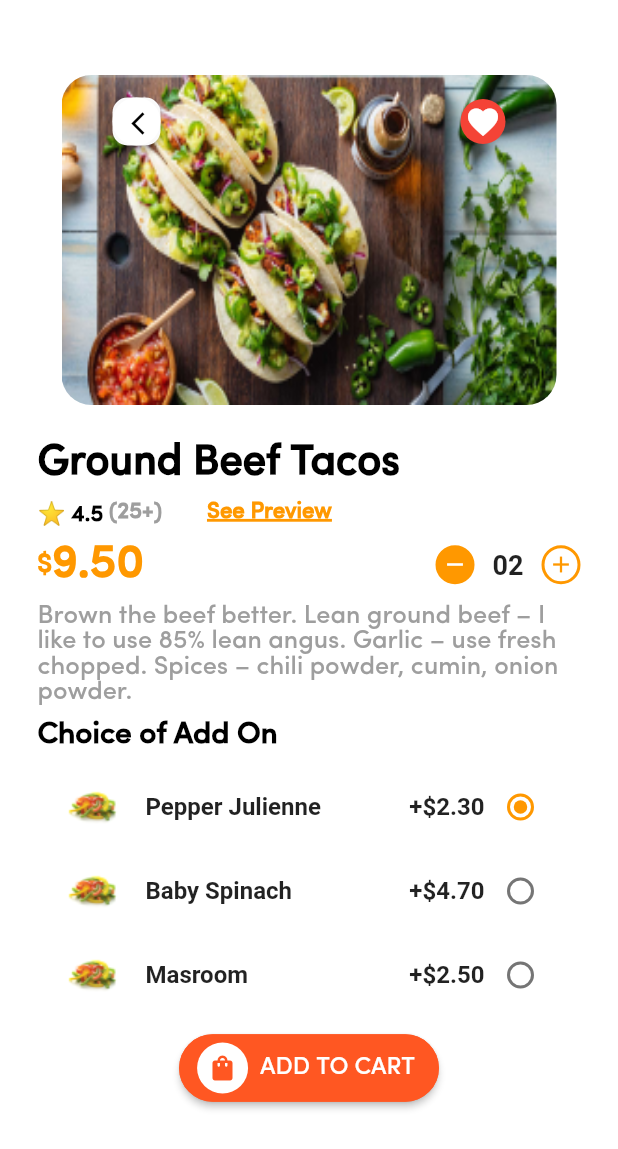
After one commit to gendy3010/Food_Hub, a Flutter app: the screen it shows after launch, after a tap on "4.5 ⭐", on a phone screen of 412 x 824 dp. The commit adds this screen. Shown: the top 1149 px of the screen. Run offline on Flutter 3.47's test engine with Material 2 defaults, Android fonts, the phone set to English and light mode, and no system bars; our stand-ins replace modal_progress_hud_nsn.

Commit message:
Food Details Screen

```diff
--- a/lib/Modules/Cart Screen.dart
+++ b/lib/Modules/Cart Screen.dart
@@ -1,4 +1,7 @@
 import 'package:flutter/material.dart';
+
+import '../Widgets/Counter Button.dart';
+import 'Side Menu.dart';
 
 class CartScreen extends StatefulWidget {
   const CartScreen({super.key});
@@ -28,13 +31,16 @@ class _CartScreenState extends State<CartScreen> {
 
   @override
   Widget build(BuildContext context) {
+
     return Scaffold(
       backgroundColor: Colors.white,
-      body: Column(
+      body: SingleChildScrollView(
+        scrollDirection: Axis.vertical,
+        child: Column(
           mainAxisAlignment: MainAxisAlignment.start,
           children: [
             Padding(
-            padding: const EdgeInsets.symmetric(vertical: 15,horizontal: 10),
+              padding: const EdgeInsets.symmetric(vertical: 30,horizontal: 10),
               child: Row(
                 children: [
                   Material(
@@ -46,6 +52,10 @@ class _CartScreenState extends State<CartScreen> {
                         borderRadius: BorderRadius.circular(16),
                       ),
                       child: IconButton(onPressed: (){
+                        Navigator.push(
+                            context,
+                            MaterialPageRoute(builder: (context) => SideMenu()));
+
                       },
                           icon: Icon(Icons.arrow_back_ios_new
                             ,color: Colors.black,)),
@@ -122,7 +132,7 @@ class _CartScreenState extends State<CartScreen> {
                           ),
                         ),
                         SizedBox(width: 100,),
-                      _buildButton(Icons.remove, _decrement, !_isIncrementing),
+                        buildButton(Icons.remove, _decrement, !_isIncrementing),
                         Padding(
                           padding: const EdgeInsets.symmetric(horizontal: 12.0),
                           child: Text(
@@ -133,7 +143,7 @@ class _CartScreenState extends State<CartScreen> {
                             ),
                           ),
                         ),
-                      _buildButton(Icons.add, _increment, _isIncrementing),
+                        buildButton(Icons.add, _increment, _isIncrementing),
                       ],
                     ),
 
@@ -157,7 +167,7 @@ class _CartScreenState extends State<CartScreen> {
                         Column(
                           crossAxisAlignment: CrossAxisAlignment.start,
                           children: [
-                          Text('Red n Hot Pizza',
+                            Text('Greek Salad',
                               textAlign: TextAlign.left,
                               style: TextStyle(
                                 fontWeight: FontWeight.bold,
@@ -166,7 +176,7 @@ class _CartScreenState extends State<CartScreen> {
                                 fontSize: 22,
                               ),
                             ),
-                          Text('Spicy chicken,beef',
+                            Text('with baked salmon',
                               textAlign: TextAlign.left,
                               style: TextStyle(
                                 color: Colors.grey,
@@ -197,7 +207,7 @@ class _CartScreenState extends State<CartScreen> {
                           ),
                         ),
                         SizedBox(width: 100,),
-                      _buildButton(Icons.remove, _decrement, !_isIncrementing),
+                        buildButton(Icons.remove, _decrement, !_isIncrementing),
                         Padding(
                           padding: const EdgeInsets.symmetric(horizontal: 12.0),
                           child: Text(
@@ -208,7 +218,7 @@ class _CartScreenState extends State<CartScreen> {
                             ),
                           ),
                         ),
-                      _buildButton(Icons.add, _increment, _isIncrementing),
+                        buildButton(Icons.add, _increment, _isIncrementing),
                       ],
                     ),
 
@@ -456,22 +466,12 @@ class _CartScreenState extends State<CartScreen> {
                     fontSize: 15,
                   ),
                 )),
+            SizedBox(
+              height: 50,
+            ),
+
           ],
         ),
-    );
-  }
-  Widget _buildButton(IconData icon, VoidCallback onPressed, bool isActive) {
-    return InkWell(
-      onTap: onPressed,
-      borderRadius: BorderRadius.circular(30),
-      child: Container(
-        padding: const EdgeInsets.all(2),
-        decoration: BoxDecoration(
-          shape: BoxShape.circle,
-          color: isActive ? Colors.orange : Colors.white,
-          border: Border.all(color: Colors.orange, width: 2),
-        ),
-        child: Icon(icon, color: isActive ? Colors.white : Colors.orange,size: 18,),
       ),
     );
   }
--- /dev/null
+++ b/lib/Modules/Food Details.dart
@@ -0,0 +1,251 @@
+import 'package:flutter/material.dart';
+import 'package:food_hub/Widgets/Ingredient%20Selection.dart';
+
+import '../Widgets/Counter Button.dart';
+class FoodDetailsScreen extends StatefulWidget {
+  const FoodDetailsScreen({super.key});
+
+  @override
+  State<FoodDetailsScreen> createState() => _FoodDetailsScreenState();
+}
+
+class _FoodDetailsScreenState extends State<FoodDetailsScreen> {
+  int _counter = 2;
+  bool _isIncrementing = false;
+  void _increment() {
+    setState(() {
+      _counter++;
+      _isIncrementing = true;
+    });
+  }
+  void _decrement() {
+    if (_counter > 0) {
+      setState(() {
+        _counter--;
+        _isIncrementing = false;
+      });
+    }
+  }
+
+
+  @override
+  Widget build(BuildContext context) {
+    return Scaffold(
+      backgroundColor: Colors.white,
+      body: Padding(
+        padding: const EdgeInsets.symmetric(horizontal: 25,vertical: 25),
+        child: SingleChildScrollView(
+          scrollDirection: Axis.vertical,
+          child: Column(
+            crossAxisAlignment: CrossAxisAlignment.start,
+            mainAxisAlignment: MainAxisAlignment.start,
+            children: [
+              Stack(
+                children: [
+                  Padding(
+                    padding: const EdgeInsets.symmetric(vertical: 25),
+                    child: Center(
+                      child: Container(
+                        decoration: BoxDecoration(
+                          borderRadius: BorderRadius.circular(20),
+                        ),
+                        clipBehavior: Clip.antiAliasWithSaveLayer,
+                        child: Image.asset(
+                            'assets/images/image 57.png', height: 220, width: 330, fit: BoxFit.fill),
+                      ),
+                    ),
+                  ),
+                  Padding(
+                    padding: const EdgeInsets.only(top: 40,left: 10),
+                    child: Row(
+                      mainAxisAlignment: MainAxisAlignment.center,
+                      children: [
+                        GestureDetector(
+                          onTap: (){
+                            Navigator.pop(context);
+                          },
+                          child: Material(
+                            borderRadius: BorderRadius.circular(10),
+                            elevation: 2,
+                            child: Container(
+                              height: 32,
+                              width: 32,
+                              decoration: BoxDecoration(
+                                color: Colors.white,
+                                borderRadius: BorderRadius.circular(16),
+                              ),
+                              child: IconButton(onPressed: (){},
+                                  icon: Icon(Icons.arrow_back_ios_new,size: 18
+                                    ,color: Colors.black,)),
+                            ),
+                          ),
+                        ),
+                        SizedBox(width: 200,),
+                        Padding(
+                          padding: const EdgeInsets.only(right: 10),
+                          child: Container(
+                            height: 30,
+                            width: 30,
+                            decoration: BoxDecoration(
+                                color: Colors.red,
+                                borderRadius: BorderRadius.circular(50)
+                            ),
+                            child: Icon(Icons.favorite,color: Colors.white,),
+                          ),
+                        ),
+                      ],
+                    ),
+                  ),
+                ],
+              ),
+              Text('Ground Beef Tacos',
+                textAlign: TextAlign.left,
+                style: TextStyle(
+                  color: Colors.black,
+                  fontFamily: 'Sofia',
+                  fontSize: 28,
+                  fontWeight: FontWeight.bold,
+                ),
+              ),
+              SizedBox(
+                height: 10,),
+              Row(
+                mainAxisAlignment: MainAxisAlignment.start,
+                children: [
+                  Text(
+                    "⭐ 4.5 ",
+                    style: TextStyle(
+                        color: Colors.black,
+                        fontSize: 15,
+                        fontWeight: FontWeight.bold,
+                        fontFamily: "Sofia"),
+                  ),
+                  Text(
+                    "(25+)",
+                    style: TextStyle(
+                        color: Colors.grey,
+                        fontSize: 15,
+                        fontWeight: FontWeight.bold,
+                        fontFamily: "Sofia"),
+                  ),
+                  SizedBox(width: 30,),
+                  GestureDetector(
+                    child: Text(
+                      "See Preview",
+                      style: TextStyle(
+                          decoration: TextDecoration.underline,
+                          decorationColor: Colors.orange,
+                          decorationThickness: 2.5,
+                          color: Colors.orange,
+                          fontSize: 15,
+                          fontWeight: FontWeight.bold,
+                          fontFamily: "Sofia"),
+                    ),
+                  ),
+
+
+                ],
+              ),
+              SizedBox(
+                height: 10,),
+              Row(
+
+                children: [
+                  Text(r'$',
+                    textAlign: TextAlign.left,
+                    style: TextStyle(
+                      color: Colors.orange,
+                      fontWeight: FontWeight.bold,
+                      fontFamily: 'Sofia',
+                      fontSize: 17,
+                    ),
+                  ),
+                  Text('9.50',
+                    textAlign: TextAlign.left,
+                    style: TextStyle(
+                      color: Colors.orange,
+                      fontWeight: FontWeight.bold,
+                      fontFamily: 'Sofia',
+                      fontSize: 31,
+                    ),
+                  ),
+                 Spacer(),
+                  buildButton(Icons.remove, _decrement, !_isIncrementing),
+                  Padding(
+                    padding: const EdgeInsets.symmetric(horizontal: 12.0),
+                    child: Text(
+                      _counter.toString().padLeft(2, '0'),
+                      style: const TextStyle(
+                        fontSize: 18,
+                        fontWeight: FontWeight.bold,
+                      ),
+                    ),
+                  ),
+                  buildButton(Icons.add, _increment, _isIncrementing),
+                ],
+              ),
+              SizedBox(
+                height: 10,),
+              Text(
+                'Brown the beef better. Lean ground beef – I like to use 85% lean angus. Garlic – use fresh  chopped. Spices – chili powder, cumin, onion powder.',
+                textAlign: TextAlign.left,
+                style: TextStyle(
+                  color: Colors.grey,
+                  fontFamily: 'Sofia',
+                  fontSize: 17,
+                ),
+              ),
+              SizedBox(
+                height: 10,),
+              Text('Choice of Add On',
+                textAlign: TextAlign.left,
+                style: TextStyle(
+                  color: Colors.black,
+                  fontFamily: 'Sofia',
+                  fontSize: 20,
+                  fontWeight: FontWeight.bold,
+                ),
+              ),
+              SizedBox(
+                height: 10,),
+              IngredientSelection(),
+              SizedBox(
+                height: 10,),
+              Center(
+                child: ElevatedButton.icon(
+                  onPressed: (){},
+                  icon: CircleAvatar(
+                    radius:17,
+                    backgroundColor: Colors.white,
+                    child: Icon(
+                      Icons.shopping_bag,
+                      color: Colors.deepOrange,
+                      size: 20,
+                    ),
+                  ),
+                  label: Text('ADD TO CART',
+                    style: TextStyle(
+                      fontFamily: 'Sofia',
+                      color: Colors.white,
+                      fontWeight: FontWeight.w400,
+                      fontSize: 16,
+                    ),
+                  ),
+                  style: ElevatedButton.styleFrom(
+                    shape: RoundedRectangleBorder(
+                        borderRadius: BorderRadius.circular(25)),
+
+                    backgroundColor:Colors.deepOrange ,
+                    foregroundColor:Colors.red ,
+                    side:BorderSide(color: Colors.deepOrange) ,
+                    minimumSize: Size(10, 45),
+                  ),
+                ),
+              ),
+            ],
+          ),
+        ),
+      ),
+    );
+  }
+}
--- a/lib/Modules/Home Screen.dart
+++ b/lib/Modules/Home Screen.dart
@@ -1,4 +1,5 @@
 import 'package:flutter/material.dart';
+import 'package:food_hub/Modules/Cart%20Screen.dart';
 import 'package:food_hub/Widgets/FeaturedRestaurant%20ListView.dart';
 import '../Widgets/Featured Category ListView.dart';
 
@@ -218,7 +219,13 @@ class HomeScreen extends StatelessWidget {
             label: '',
           ),
           BottomNavigationBarItem(
-            icon: Icon(Icons.shopping_bag,color: Colors.grey,),
+            icon: GestureDetector(
+                onTap: (){
+                  Navigator.push(
+                      context,
+                      MaterialPageRoute(builder: (context) => CartScreen()));
+                },
+                child: Icon(Icons.shopping_bag,color: Colors.grey,)),
             label: '',
           ),
           BottomNavigationBarItem(
--- /dev/null
+++ b/lib/Widgets/Counter Button.dart
@@ -0,0 +1,18 @@
+import 'package:flutter/cupertino.dart';
+import 'package:flutter/material.dart';
+
+Widget buildButton(IconData icon, VoidCallback onPressed, bool isActive) {
+  return InkWell(
+    onTap: onPressed,
+    borderRadius: BorderRadius.circular(30),
+    child: Container(
+      padding: const EdgeInsets.all(2),
+      decoration: BoxDecoration(
+        shape: BoxShape.circle,
+        color: isActive ? Colors.orange : Colors.white,
+        border: Border.all(color: Colors.orange, width: 2),
+      ),
+      child: Icon(icon, color: isActive ? Colors.white : Colors.orange,size: 18,),
+    ),
+  );
+}
--- a/lib/Widgets/Featured Card.dart
+++ b/lib/Widgets/Featured Card.dart
@@ -1,12 +1,18 @@
 import 'package:flutter/cupertino.dart';
 import 'package:flutter/material.dart';
+import 'package:food_hub/Modules/Food%20Details.dart';
 
 class CustomCard extends StatelessWidget {
   const CustomCard({super.key});
 
   @override
   Widget build(BuildContext context) {
-    return  SizedBox(
+    return  GestureDetector(
+      onTap: (){
+        Navigator.push(context,
+            MaterialPageRoute(builder: (context)=> FoodDetailsScreen()));
+      },
+      child: SizedBox(
         height: 229,
         width: 320,
         child: Card(
@@ -149,6 +155,7 @@ class CustomCard extends StatelessWidget {
             ],
           ),
         ),
+      ),
     );
   }
 }
--- /dev/null
+++ b/lib/Widgets/Ingredient Selection.dart
@@ -0,0 +1,71 @@
+import 'package:flutter/material.dart';
+
+class IngredientSelection extends StatefulWidget {
+  const IngredientSelection({super.key});
+
+  @override
+  _IngredientSelectionState createState() => _IngredientSelectionState();
+}
+
+class _IngredientSelectionState extends State<IngredientSelection> {
+  String? _selectedIngredient = 'Pepper Julienne'; // العنصر المختار مبدئيًا
+
+  final List<Map<String, String>> ingredients = [
+    {
+      'name': 'Pepper Julienne',
+      'price': '\$2.30',
+      'image': 'assets/images/selection item.png',
+    },
+    {
+      'name': 'Baby Spinach',
+      'price': '\$4.70',
+      'image': 'assets/images/selection item.png',
+    },
+    {
+      'name': 'Masroom',
+      'price': '\$2.50',
+      'image': 'assets/images/selection item.png',
+    },
+  ];
+
+  @override
+  Widget build(BuildContext context) {
+    return Material(
+      color: Colors.white,
+      child: Column(
+        children: ingredients.map((ingredient) {
+          return ListTile(
+            leading: Image.asset(
+              ingredient['image']!,
+              width: 40,
+              height: 40,
+            ),
+            title: Text(
+              ingredient['name']!,
+              style: const TextStyle(fontSize: 16, fontWeight: FontWeight.bold),
+            ),
+            trailing: Row(
+              mainAxisSize: MainAxisSize.min,
+              children: [
+                Text(
+                  "+${ingredient['price']!}",
+                  style: const TextStyle(fontSize: 16, fontWeight: FontWeight.bold),
+                ),
+                Radio<String>(
+                  value: ingredient['name']!,
+                  groupValue: _selectedIngredient,
+                  activeColor: Colors.orange,
+                  onChanged: (value) {
+                    setState(() {
+                      _selectedIngredient = value;
+                    });
+                  },
+                ),
+              ],
+            ),
+          );
+        }).toList(),
+      ),
+    );
+  }
+}
--- a/lib/main.dart
+++ b/lib/main.dart
@@ -1,4 +1,7 @@
 import 'package:flutter/material.dart';
+import 'package:food_hub/Modules/Food%20Details.dart';
+import 'package:food_hub/Modules/Side%20Menu.dart';
+import 'package:food_hub/Widgets/Ingredient%20Selection.dart';
 import 'Modules/Cart Screen.dart';
 
 
@@ -16,7 +19,7 @@ class MyApp extends StatelessWidget {
     return MaterialApp(
       title: 'Flutter Demo',
       debugShowCheckedModeBanner: false,
-      home: CartScreen(),
+      home: SideMenu(),
     );
   }
 }
```
Also changed, not shown: assets/images/selection item.png (added), lib/Modules/test.dart (added). Lines whose indentation alone changed are shown as unchanged.
